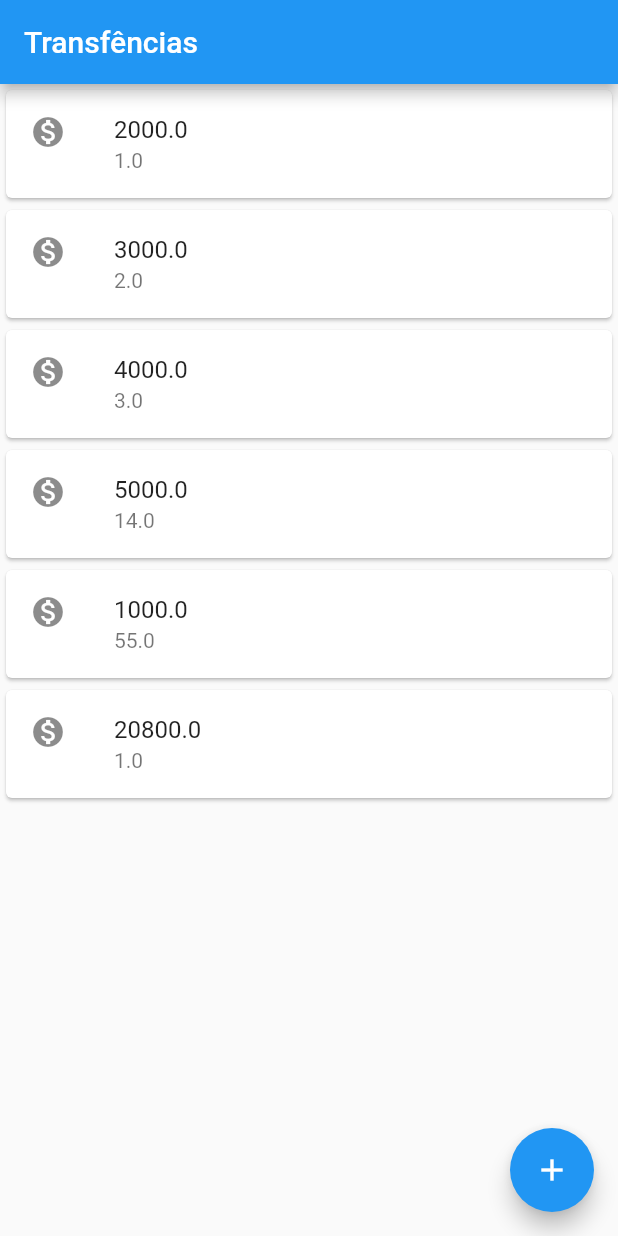
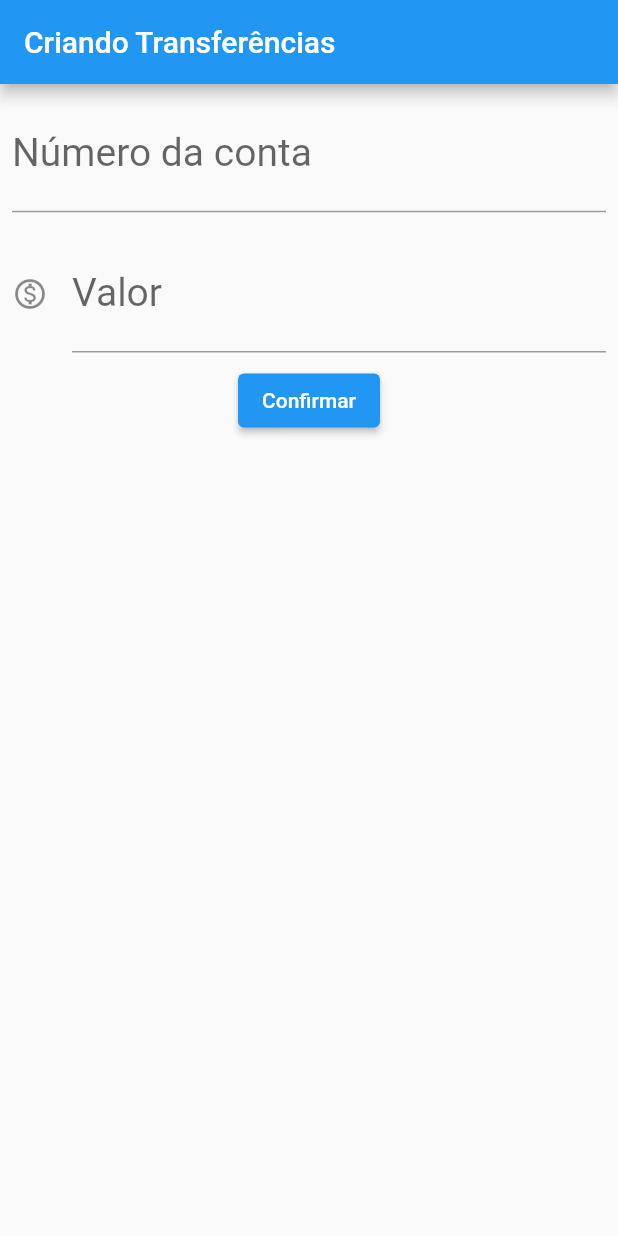
Before and after one commit to jrrodrigo421/APP_Flutter_Basico, a Flutter app: the screen it shows after launch, on a phone screen of 412 x 824 dp. Run offline on Flutter 3.47's test engine with Material 2 defaults, Android fonts, the phone set to English and light mode, and no system bars.

Commit message:
tela realizar transferencia, pegando valor do input

```diff
--- a/lib/main.dart
+++ b/lib/main.dart
@@ -1,11 +1,100 @@
 import 'package:flutter/material.dart';
 
 void main() {
-  runApp(MaterialApp(
-    home: Scaffold(
-      body: listaTransf(),
+  runApp(ByteBankApp());
+}
+
+class ByteBankApp extends StatelessWidget {
+  Widget build(BuildContext context) {
+    return MaterialApp(
+      home: Scaffold(
+        body: FormularioTransferencia(),
+      ),
+    );
+  }
+}
+
+class FormularioTransferencia extends StatelessWidget {
+  final TextEditingController _controladorCampoNumeroConta =
+      TextEditingController();
+  final TextEditingController _controladorCampoValor = TextEditingController();
+
+  @override
+  Widget build(BuildContext context) {
+    return Scaffold(
+      appBar: AppBar(
+        title: Text('Criando Transferências'),
+      ),
+      body: Column(
+        children: [
+          Padding(
+            padding: EdgeInsets.all(8.0),
+            child: TextField(
+              controller: _controladorCampoNumeroConta,
+              style: TextStyle(
+                fontSize: 26.0,
+              ),
+              decoration: InputDecoration(
+                labelText: 'Número da conta',
+                hintText: '0000',
+              ),
+              keyboardType: TextInputType.number,
+            ),
+          ),
+          Padding(
+            padding: EdgeInsets.all(8.0),
+            child: TextField(
+              controller: _controladorCampoValor,
+              style: TextStyle(
+                fontSize: 26.0,
+              ),
+              decoration: InputDecoration(
+                icon: Icon(Icons.monetization_on_outlined),
+                labelText: 'Valor',
+                hintText: '00.00',
+              ),
+              keyboardType: TextInputType.number,
+            ),
+          ),
+          ElevatedButton(
+              onPressed: () {
+                debugPrint('Clicou no botão');
+                debugPrint('teste  -- ${_controladorCampoValor.text}');
+                debugPrint('teste  -- ${_controladorCampoNumeroConta.text}');
+
+                final int? numeroConta =
+                    int.tryParse(_controladorCampoNumeroConta.text);
+                final double? valor =
+                    double.tryParse(_controladorCampoValor.text);
+
+                if (numeroConta != null && valor != null) {
+                  final transferenciaCriada = Transferencia(valor: valor, numeroConta: numeroConta);
+                  debugPrint('$transferenciaCriada');
+                }
+              },
+              child: Text('Confirmar'))
+        ],
+      ),
+    );
+  }
+}
+
+class listaTransf extends StatelessWidget {
+  @override
+  Widget build(BuildContext context) {
+    return Scaffold(
       appBar: AppBar(
         title: Text('Transfências'),
+      ),
+      body: Column(
+        children: [
+          ItemTransf(Transferencia(valor: 2000.00, numeroConta: 0001)),
+          ItemTransf(Transferencia(valor: 3000.00, numeroConta: 0002)),
+          ItemTransf(Transferencia(valor: 4000.00, numeroConta: 0003)),
+          ItemTransf(Transferencia(valor: 5000.00, numeroConta: 00014)),
+          ItemTransf(Transferencia(valor: 1000.00, numeroConta: 0055)),
+          ItemTransf(Transferencia(valor: 20800.00, numeroConta: 0001)),
+        ],
       ),
       floatingActionButton: FloatingActionButton(
         onPressed: () {
@@ -13,25 +102,6 @@
         },
         child: Icon(Icons.add),
       ),
-    ),
-  ));
-}
-
-class listaTransf extends StatelessWidget {
-  @override
-  Widget build(BuildContext context) {
-    // TODO: implement build
-    return Column(
-      children: [
-        ItemTransf(Transferencia(valor: 2000.00, numeroConta: 0001)),
-        ItemTransf(Transferencia(valor: 3000.00, numeroConta: 0002)),
-        ItemTransf(Transferencia(valor: 4000.00, numeroConta: 0003)),
-        ItemTransf(
-          Transferencia(valor: 5000.00, numeroConta: 00014),
-        ),
-        ItemTransf(Transferencia(valor: 1000.00, numeroConta: 0055)),
-        ItemTransf(Transferencia(valor: 20800.00, numeroConta: 0001)),
-      ],
     );
   }
 }
@@ -55,7 +125,12 @@
 
 class Transferencia {
   final double valor;
-  final double numeroConta;
+  final int numeroConta;
 
   Transferencia({required this.valor, required this.numeroConta});
+
+  @override
+  String toString() {
+    return 'Transferencia{valor: $valor, numeroConta: $numeroConta}';
+  }
 }
```
Also changed, not shown: 1 other file.
